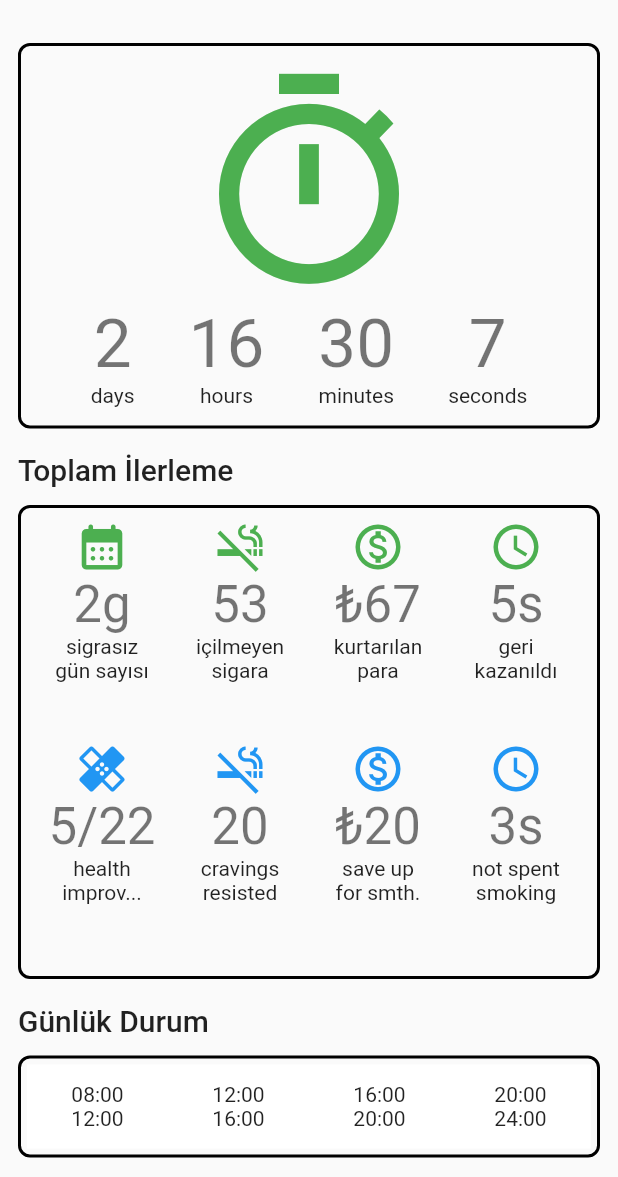
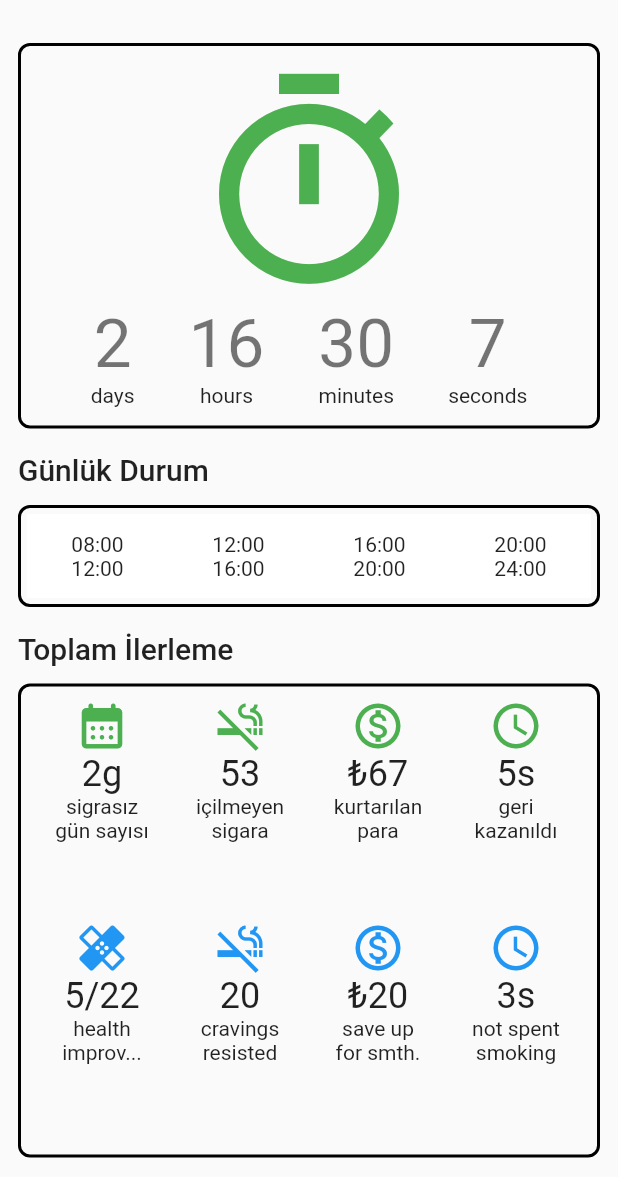
Before and after one commit to musahinist/quit_smoking, a Flutter app: the screen it shows after launch, on a phone screen of 412 x 824 dp, the part 59-1236 px from its top. Run offline on Flutter 3.47's test engine with Material 2 defaults, Android fonts, the phone set to English and light mode, and no system bars.

Commit message:
refactor main page layout

```diff
--- a/lib/view/home/daily_state_section.dart
+++ b/lib/view/home/daily_state_section.dart
@@ -36,13 +36,14 @@ class _DailyStateSectionState extends State<DailyStateSection> {
         children: List.generate(dailyStatus.length, (i) {
           return Expanded(
             child: InkWell(
-              onTap: () async {
+              onTap: () {
                 Show.bottomSheet(
                   context,
-                    Container(
-                      child: Row(
+                  Row(
                     mainAxisAlignment: MainAxisAlignment.spaceBetween,
-                        children: List.generate(colors.length, (j) {
+                    children: List.generate(
+                      colors.length,
+                      (j) {
                         return Expanded(
                           child: InkWell(
                             onTap: () {
@@ -55,9 +56,10 @@ class _DailyStateSectionState extends State<DailyStateSection> {
                             ),
                           ),
                         );
-                        }),
+                      },
                     ),
-                    ));
+                  ),
+                );
               },
               child: Container(
                 height: 56,
--- a/lib/view/home/home_page.dart
+++ b/lib/view/home/home_page.dart
@@ -32,21 +32,21 @@ class HomePage extends StatelessWidget {
           const StopWatchSection(),
           //
           const SizedBox(height: 16),
+          Text("Günlük Durum", style: Theme.of(context).textTheme.headline6),
+          const SizedBox(height: 12),
+          const DailyStateSection(),
+          //
+          const SizedBox(height: 16),
           Text("Toplam İlerleme", style: Theme.of(context).textTheme.headline6),
           const SizedBox(height: 12),
           const ProgressSection(),
-          //
-          const SizedBox(height: 16),
-          Text("Günlük Durum", style: Theme.of(context).textTheme.headline6),
-          const SizedBox(height: 12),
-          const DailyStateSection(),
+
           //
           const SizedBox(height: 16),
           Text("Health Improvements",
               style: Theme.of(context).textTheme.headline6),
           const SizedBox(height: 12),
           const HealthSection(),
-          //
           const SizedBox(height: 16),
           Text("Achievements", style: Theme.of(context).textTheme.headline6),
           const SizedBox(height: 12),
--- a/lib/view/home/progress_section.dart
+++ b/lib/view/home/progress_section.dart
@@ -32,7 +32,7 @@ class ProgressSection extends StatelessWidget {
                       color: Colors.green,
                     ),
                     Text("${duration.inDays}g",
-                        style: Theme.of(context).textTheme.headline4),
+                        style: Theme.of(context).textTheme.headline5),
                     const Text('sigrasız\ngün sayısı',
                         textAlign: TextAlign.center)
                   ],
@@ -45,7 +45,7 @@ class ProgressSection extends StatelessWidget {
                       color: Colors.green,
                     ),
                     Text((duration.inHours * (20 / 24)).toStringAsFixed(0),
-                        style: Theme.of(context).textTheme.headline4),
+                        style: Theme.of(context).textTheme.headline5),
                     const Text('içilmeyen\nsigara', textAlign: TextAlign.center)
                   ],
                 ),
@@ -58,7 +58,7 @@ class ProgressSection extends StatelessWidget {
                     ),
                     Text(
                         "₺${(duration.inHours * (25 / 24)).toStringAsFixed(0)}",
-                        style: Theme.of(context).textTheme.headline4),
+                        style: Theme.of(context).textTheme.headline5),
                     const Text('kurtarılan\npara', textAlign: TextAlign.center)
                   ],
                 ),
@@ -70,7 +70,7 @@ class ProgressSection extends StatelessWidget {
                       color: Colors.green,
                     ),
                     Text("${(duration.inHours / 12).toStringAsFixed(0)}s",
-                        style: Theme.of(context).textTheme.headline4),
+                        style: Theme.of(context).textTheme.headline5),
                     const Text('geri\nkazanıldı', textAlign: TextAlign.center)
                   ],
                 ),
@@ -83,7 +83,7 @@ class ProgressSection extends StatelessWidget {
                     ),
                     Text(
                         "${Constant.healthStatus.indexWhere((el) => el['duration'] > duration)}/${Constant.healthStatus.length}",
-                        style: Theme.of(context).textTheme.headline4),
+                        style: Theme.of(context).textTheme.headline5),
                     const Text('health\nimprov...', textAlign: TextAlign.center)
                   ],
                 ),
@@ -94,7 +94,7 @@ class ProgressSection extends StatelessWidget {
                       size: 36,
                       color: Colors.blue,
                     ),
-                    Text("20", style: Theme.of(context).textTheme.headline4),
+                    Text("20", style: Theme.of(context).textTheme.headline5),
                     const Text('cravings\nresisted',
                         textAlign: TextAlign.center)
                   ],
@@ -106,7 +106,7 @@ class ProgressSection extends StatelessWidget {
                       size: 36,
                       color: Colors.blue,
                     ),
-                    Text("₺20", style: Theme.of(context).textTheme.headline4),
+                    Text("₺20", style: Theme.of(context).textTheme.headline5),
                     const Text('save up\nfor smth.',
                         textAlign: TextAlign.center)
                   ],
@@ -120,7 +120,7 @@ class ProgressSection extends StatelessWidget {
                       color: Colors.blue,
                     ),
                     Text("${(duration.inDays * 1.66).toStringAsFixed(0)}s",
-                        style: Theme.of(context).textTheme.headline4),
+                        style: Theme.of(context).textTheme.headline5),
                     const Text('not spent\nsmoking',
                         textAlign: TextAlign.center)
                   ],
```
Lines whose indentation alone changed are shown as unchanged.
